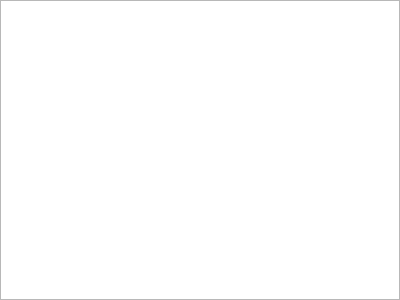
Old version of the form folder_edit_widget.ui in the repository redeyedvireo/PyNoteBook.
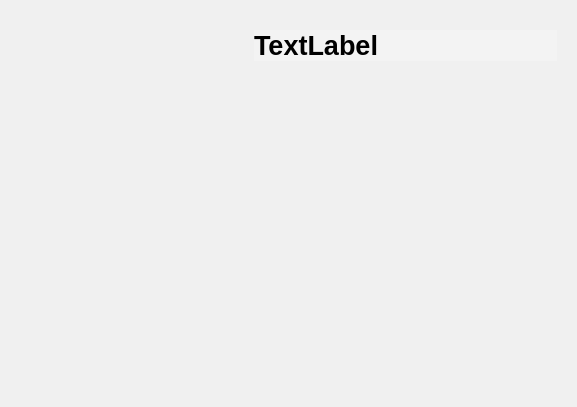
New version of the form. Icons and pictures are not drawn.

Commit message: Folder edit widget is more or less done.

What changed in the file:
```diff
--- a/folder_edit_widget.ui
+++ b/folder_edit_widget.ui
@@ -6,28 +6,161 @@
    <rect>
     <x>0</x>
     <y>0</y>
-    <width>400</width>
-    <height>300</height>
+    <width>577</width>
+    <height>407</height>
    </rect>
   </property>
   <property name="windowTitle">
    <string>Form</string>
   </property>
+  <property name="autoFillBackground">
+   <bool>false</bool>
+  </property>
+  <property name="styleSheet">
+   <string notr="true">background-color: rgb(240, 240, 240);</string>
+  </property>
   <layout class="QVBoxLayout" name="verticalLayout">
    <property name="leftMargin">
-    <number>0</number>
+    <number>30</number>
    </property>
    <property name="topMargin">
-    <number>0</number>
+    <number>10</number>
    </property>
    <property name="rightMargin">
-    <number>0</number>
+    <number>20</number>
    </property>
    <property name="bottomMargin">
-    <number>0</number>
+    <number>10</number>
    </property>
    <item>
-    <widget class="QListWidget" name="listWidget"/>
+    <spacer name="verticalSpacer">
+     <property name="orientation">
+      <enum>Qt::Orientation::Vertical</enum>
+     </property>
+     <property name="sizeType">
+      <enum>QSizePolicy::Policy::Fixed</enum>
+     </property>
+     <property name="sizeHint" stdset="0">
+      <size>
+       <width>20</width>
+       <height>20</height>
+      </size>
+     </property>
+    </spacer>
+   </item>
+   <item>
+    <layout class="QHBoxLayout" name="horizontalLayout" stretch="2,0,3">
+     <item>
+      <spacer name="horizontalSpacer">
+       <property name="orientation">
+        <enum>Qt::Orientation::Horizontal</enum>
+       </property>
+       <property name="sizeHint" stdset="0">
+        <size>
+         <width>40</width>
+         <height>20</height>
+        </size>
+       </property>
+      </spacer>
+     </item>
+     <item>
+      <widget class="QLabel" name="iconLlabel">
+       <property name="font">
+        <font>
+         <family>Arial</family>
+         <pointsize>20</pointsize>
+         <bold>false</bold>
+        </font>
+       </property>
+       <property name="autoFillBackground">
+        <bool>true</bool>
+       </property>
+       <property name="text">
+        <string/>
+       </property>
+       <property name="pixmap">
+        <pixmap resource="pynotebook.qrc">:/NoteBook/Resources/Folder Closed.png</pixmap>
+       </property>
+       <property name="scaledContents">
+        <bool>false</bool>
+       </property>
+       <property name="alignment">
+        <set>Qt::AlignmentFlag::AlignRight|Qt::AlignmentFlag::AlignTrailing|Qt::AlignmentFlag::AlignVCenter</set>
+       </property>
+      </widget>
+     </item>
+     <item>
+      <widget class="QLabel" name="folderLabel">
+       <property name="font">
+        <font>
+         <family>Arial</family>
+         <pointsize>20</pointsize>
+         <bold>true</bold>
+        </font>
+       </property>
+       <property name="autoFillBackground">
+        <bool>false</bool>
+       </property>
+       <property name="styleSheet">
+        <string notr="true">background-color: rgb(243, 243, 243);</string>
+       </property>
+       <property name="text">
+        <string>TextLabel</string>
+       </property>
+      </widget>
+     </item>
+    </layout>
+   </item>
+   <item>
+    <spacer name="verticalSpacer_2">
+     <property name="orientation">
+      <enum>Qt::Orientation::Vertical</enum>
+     </property>
+     <property name="sizeType">
+      <enum>QSizePolicy::Policy::Fixed</enum>
+     </property>
+     <property name="sizeHint" stdset="0">
+      <size>
+       <width>20</width>
+       <height>10</height>
+      </size>
+     </property>
+    </spacer>
+   </item>
+   <item>
+    <widget class="QListWidget" name="listWidget">
+     <property name="cursor" stdset="0">
+      <cursorShape>PointingHandCursor</cursorShape>
+     </property>
+     <property name="mouseTracking">
+      <bool>true</bool>
+     </property>
+     <property name="autoFillBackground">
+      <bool>false</bool>
+     </property>
+     <property name="styleSheet">
+      <string notr="true">background-color: rgb(243, 243, 243);
+
+item {
+   padding-left: 40px;
+ }</string>
+     </property>
+     <property name="frameShape">
+      <enum>QFrame::Shape::NoFrame</enum>
+     </property>
+     <property name="frameShadow">
+      <enum>QFrame::Shadow::Plain</enum>
+     </property>
+     <property name="horizontalScrollBarPolicy">
+      <enum>Qt::ScrollBarPolicy::ScrollBarAlwaysOff</enum>
+     </property>
+     <property name="editTriggers">
+      <set>QAbstractItemView::EditTrigger::NoEditTriggers</set>
+     </property>
+     <property name="showDropIndicator" stdset="0">
+      <bool>false</bool>
+     </property>
+    </widget>
    </item>
   </layout>
  </widget>
```
Left out of the diff: 4 changed lines with no effect on the pictures. The commit also changes 4 other files.
